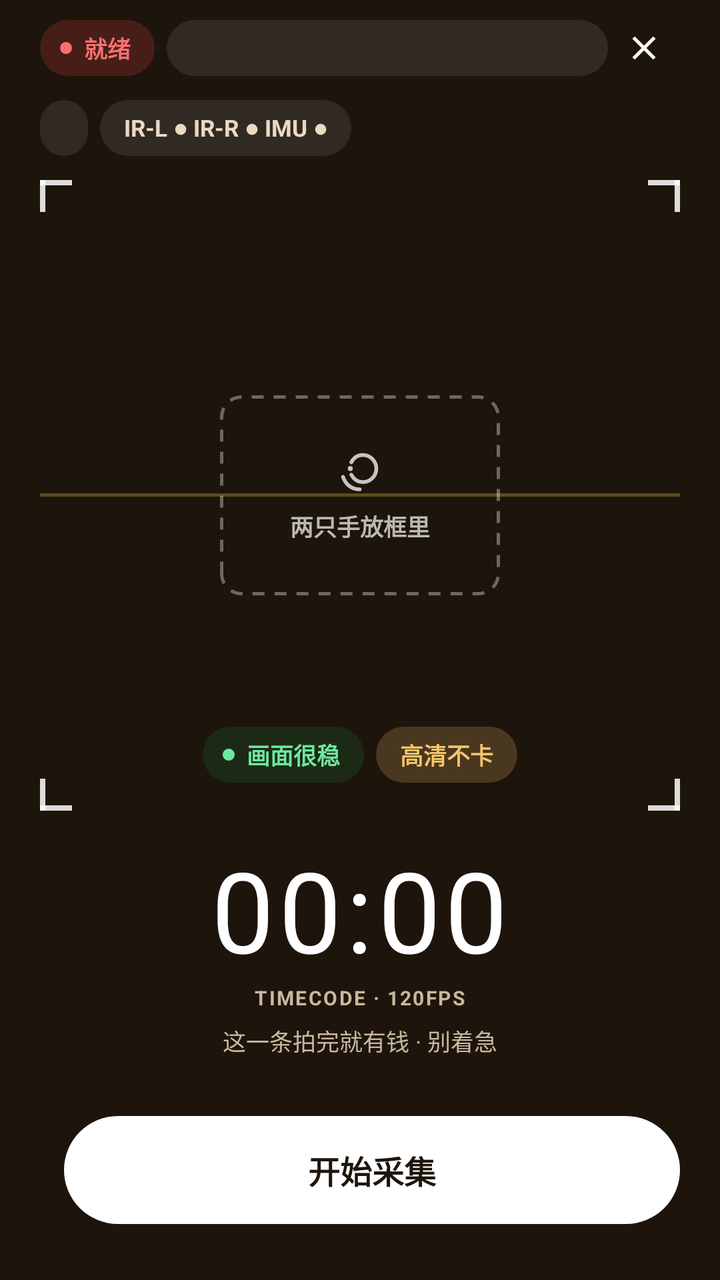
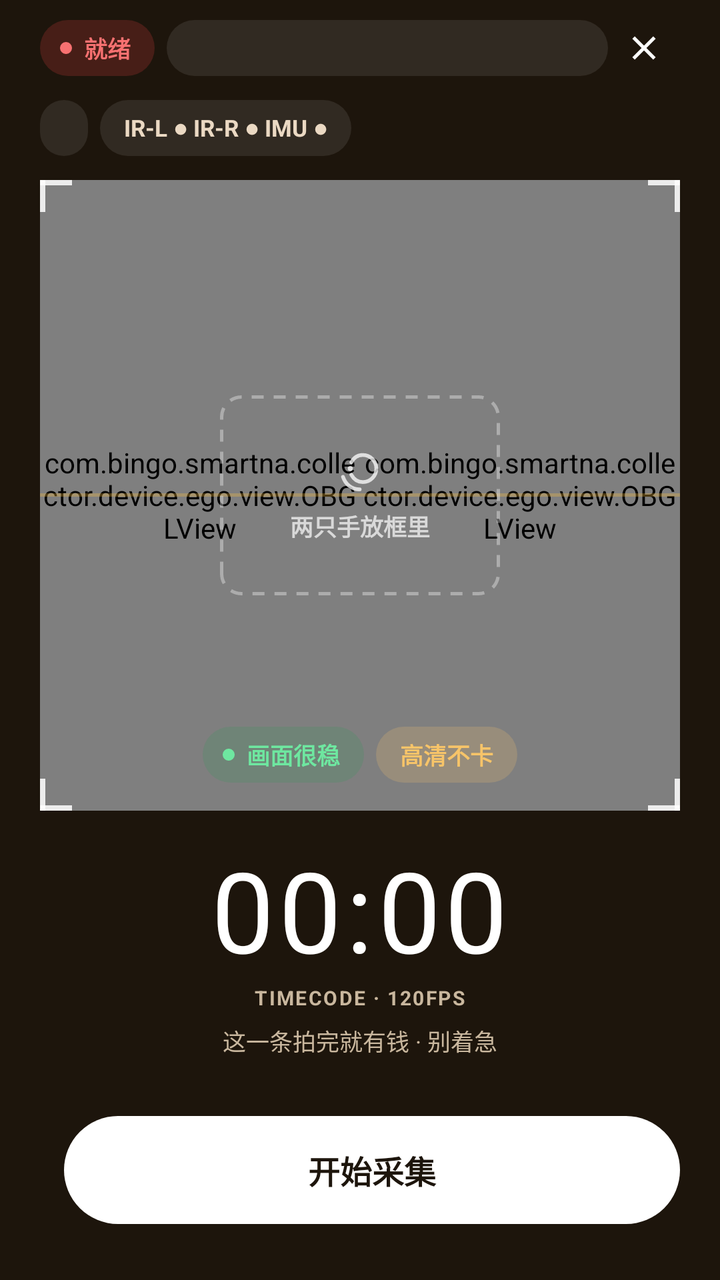

Compare the two renders of this Android layout. The source of the first and the diff that turns it into the second are given below.
<!-- AndroidManifest.xml: activity theme Theme.SmartNa.Capture -->
<!-- res/layout/activity_capture.xml -->
<?xml version="1.0" encoding="utf-8"?>
<FrameLayout xmlns:android="http://schemas.android.com/apk/res/android"
    xmlns:app="http://schemas.android.com/apk/res-auto"
    android:layout_width="match_parent"
    android:layout_height="match_parent"
    android:background="@color/capture_hud"
    android:keepScreenOn="true">

    <LinearLayout
        android:layout_width="match_parent"
        android:layout_height="match_parent"
        android:orientation="vertical"
        android:paddingStart="20dp"
        android:paddingTop="6dp"
        android:paddingEnd="20dp">

        <LinearLayout
            android:layout_width="match_parent"
            android:layout_height="wrap_content"
            android:gravity="center_vertical"
            android:orientation="horizontal">

            <LinearLayout
                android:id="@+id/recChip"
                android:layout_width="wrap_content"
                android:layout_height="28dp"
                android:background="@drawable/bg_hchip_rec"
                android:gravity="center_vertical"
                android:orientation="horizontal"
                android:paddingStart="10dp"
                android:paddingEnd="12dp">

                <View
                    android:id="@+id/recDot"
                    android:layout_width="6dp"
                    android:layout_height="6dp"
                    android:background="@drawable/bg_dot_rec" />

                <TextView
                    android:id="@+id/tvRecLabel"
                    android:layout_width="wrap_content"
                    android:layout_height="wrap_content"
                    android:layout_marginStart="6dp"
                    android:text="@string/capture_ready"
                    android:textColor="@color/rec_red"
                    android:textSize="11.5sp"
                    android:textStyle="bold" />
            </LinearLayout>

            <TextView
                android:id="@+id/tvTitle"
                android:layout_width="0dp"
                android:layout_height="28dp"
                android:layout_marginStart="6dp"
                android:layout_weight="1"
                android:background="@drawable/bg_hchip"
                android:ellipsize="end"
                android:gravity="center"
                android:maxLines="1"
                android:paddingStart="12dp"
                android:paddingEnd="12dp"
                android:textColor="#EBD9C3"
                android:textSize="11.5sp"
                android:textStyle="bold" />

            <ImageView
                android:id="@+id/btnBack"
                android:layout_width="36dp"
                android:layout_height="36dp"
                android:contentDescription="@string/hall_back"
                android:padding="8dp"
                android:src="@drawable/ic_close"
                app:tint="@color/white" />
        </LinearLayout>

        <LinearLayout
            android:layout_width="match_parent"
            android:layout_height="wrap_content"
            android:layout_marginTop="8dp"
            android:orientation="horizontal">

            <TextView
                android:id="@+id/tvProgress"
                android:layout_width="wrap_content"
                android:layout_height="28dp"
                android:background="@drawable/bg_hchip"
                android:gravity="center"
                android:paddingStart="12dp"
                android:paddingEnd="12dp"
                android:textColor="#EBD9C3"
                android:textSize="11.5sp"
                android:textStyle="bold" />

            <TextView
                android:id="@+id/tvDeviceStatus"
                android:layout_width="wrap_content"
                android:layout_height="28dp"
                android:layout_marginStart="6dp"
                android:background="@drawable/bg_hchip"
                android:gravity="center"
                android:paddingStart="12dp"
                android:paddingEnd="12dp"
                android:text="@string/capture_device_status_ready"
                android:textColor="#EBD9C3"
                android:textSize="11.5sp"
                android:textStyle="bold" />
        </LinearLayout>

        <FrameLayout
            android:layout_width="match_parent"
            android:layout_height="0dp"
            android:layout_marginTop="12dp"
            android:layout_weight="1">

            <FrameLayout
                android:id="@+id/demoPanel"
                android:layout_width="match_parent"
                android:layout_height="match_parent"
                android:background="@color/capture_hud">

                <View
                    android:layout_width="match_parent"
                    android:layout_height="1.5dp"
                    android:layout_gravity="center_vertical"
                    android:background="@drawable/bg_scanline" />
            </FrameLayout>

            <androidx.camera.view.PreviewView
                android:id="@+id/previewView"
                android:layout_width="match_parent"
                android:layout_height="match_parent"
                android:visibility="gone" />

            <View
                android:layout_width="16dp"
                android:layout_height="16dp"
                android:layout_gravity="start|top"
                android:background="@drawable/bg_hud_corner_tl" />

            <View
                android:layout_width="16dp"
                android:layout_height="16dp"
                android:layout_gravity="end|top"
                android:background="@drawable/bg_hud_corner_tr" />

            <View
                android:layout_width="16dp"
                android:layout_height="16dp"
                android:layout_gravity="start|bottom"
                android:background="@drawable/bg_hud_corner_bl" />

            <View
                android:layout_width="16dp"
                android:layout_height="16dp"
                android:layout_gravity="end|bottom"
                android:background="@drawable/bg_hud_corner_br" />

            <LinearLayout
                android:layout_width="140dp"
                android:layout_height="100dp"
                android:layout_gravity="center"
                android:background="@drawable/bg_hand_frame"
                android:gravity="center"
                android:orientation="vertical">

                <ImageView
                    android:layout_width="25dp"
                    android:layout_height="25dp"
                    android:contentDescription="@null"
                    android:src="@drawable/ic_hand" />

                <TextView
                    android:id="@+id/tvPreviewHint"
                    android:layout_width="wrap_content"
                    android:layout_height="wrap_content"
                    android:layout_marginTop="6dp"
                    android:text="@string/capture_demo_preview_hint"
                    android:textColor="#B3FFFFFF"
                    android:textSize="11.5sp"
                    android:textStyle="bold" />
            </LinearLayout>

            <LinearLayout
                android:layout_width="match_parent"
                android:layout_height="wrap_content"
                android:layout_gravity="bottom"
                android:layout_marginBottom="14dp"
                android:gravity="center"
                android:orientation="horizontal">

                <LinearLayout
                    android:layout_width="wrap_content"
                    android:layout_height="28dp"
                    android:background="@drawable/bg_hchip_ok"
                    android:gravity="center_vertical"
                    android:orientation="horizontal"
                    android:paddingStart="10dp"
                    android:paddingEnd="12dp">

                    <View
                        android:layout_width="6dp"
                        android:layout_height="6dp"
                        android:background="@drawable/bg_dot_hud_ok" />

                    <TextView
                        android:layout_width="wrap_content"
                        android:layout_height="wrap_content"
                        android:layout_marginStart="6dp"
                        android:text="@string/capture_stable"
                        android:textColor="@color/hud_ok"
                        android:textSize="11.5sp"
                        android:textStyle="bold" />
                </LinearLayout>

                <TextView
                    android:layout_width="wrap_content"
                    android:layout_height="28dp"
                    android:layout_marginStart="6dp"
                    android:background="@drawable/bg_hchip_gold"
                    android:gravity="center"
                    android:paddingStart="12dp"
                    android:paddingEnd="12dp"
                    android:text="@string/capture_hd"
                    android:textColor="@color/hud_gold"
                    android:textSize="11.5sp"
                    android:textStyle="bold" />
            </LinearLayout>
        </FrameLayout>

        <LinearLayout
            android:layout_width="match_parent"
            android:layout_height="wrap_content"
            android:gravity="center_horizontal"
            android:orientation="vertical"
            android:paddingTop="12dp"
            android:paddingBottom="8dp">

            <TextView
                android:id="@+id/tvRecTimer"
                android:layout_width="wrap_content"
                android:layout_height="wrap_content"
                android:letterSpacing="0.04"
                android:text="@string/capture_timer_zero"
                android:textColor="@color/white"
                android:textSize="56sp" />

            <TextView
                android:layout_width="wrap_content"
                android:layout_height="wrap_content"
                android:letterSpacing="0.08"
                android:text="@string/capture_timecode"
                android:textColor="@color/hud_muted"
                android:textSize="10sp"
                android:textStyle="bold" />

            <TextView
                android:id="@+id/tvStatus"
                android:layout_width="wrap_content"
                android:layout_height="wrap_content"
                android:layout_marginTop="6dp"
                android:text="@string/capture_demo_hint"
                android:textColor="@color/hud_muted"
                android:textSize="11.5sp" />
        </LinearLayout>

        <LinearLayout
            android:id="@+id/segmentRow"
            android:layout_width="match_parent"
            android:layout_height="5dp"
            android:layout_marginBottom="16dp"
            android:orientation="horizontal" />

        <LinearLayout
            android:id="@+id/bottomPanel"
            android:layout_width="match_parent"
            android:layout_height="wrap_content"
            android:orientation="horizontal"
            android:paddingBottom="28dp">

            <TextView
                android:id="@+id/btnPause"
                android:layout_width="0dp"
                android:layout_height="54dp"
                android:layout_weight="1"
                android:background="@drawable/bg_btn_ghost_dark"
                android:gravity="center"
                android:text="@string/capture_pause"
                android:textColor="@color/white"
                android:textSize="16sp"
                android:textStyle="bold"
                android:visibility="gone" />

            <TextView
                android:id="@+id/btnRecord"
                android:layout_width="0dp"
                android:layout_height="54dp"
                android:layout_marginStart="12dp"
                android:layout_weight="2"
                android:background="@drawable/bg_btn_white"
                android:gravity="center"
                android:text="@string/capture_demo_start"
                android:textColor="@color/capture_hud"
                android:textSize="16sp"
                android:textStyle="bold" />
        </LinearLayout>
    </LinearLayout>

    <LinearLayout
        android:id="@+id/completePanel"
        android:layout_width="match_parent"
        android:layout_height="match_parent"
        android:background="#B31D150C"
        android:gravity="bottom"
        android:orientation="vertical"
        android:visibility="gone">

        <LinearLayout
            android:layout_width="match_parent"
            android:layout_height="wrap_content"
            android:background="@drawable/bg_complete_sheet"
            android:orientation="vertical"
            android:paddingStart="22dp"
            android:paddingTop="16dp"
            android:paddingEnd="22dp"
            android:paddingBottom="28dp">

            <View
                android:layout_width="44dp"
                android:layout_height="5dp"
                android:layout_gravity="center_horizontal"
                android:background="@drawable/bg_claim_handle" />

            <TextView
                android:layout_width="match_parent"
                android:layout_height="wrap_content"
                android:layout_marginTop="16dp"
                android:text="@string/capture_complete_title"
                android:textColor="@color/text_primary"
                android:textSize="20sp"
                android:textStyle="bold" />

            <TextView
                android:id="@+id/tvCompleteDuration"
                android:layout_width="match_parent"
                android:layout_height="wrap_content"
                android:layout_marginTop="6dp"
                android:textColor="@color/text_secondary"
                android:textSize="14sp" />

            <TextView
                android:id="@+id/btnUpload"
                android:layout_width="match_parent"
                android:layout_height="54dp"
                android:layout_marginTop="20dp"
                android:background="@drawable/bg_btn_primary"
                android:gravity="center"
                android:text="@string/capture_complete_upload"
                android:textColor="@color/white"
                android:textSize="17sp"
                android:textStyle="bold" />

            <TextView
                android:id="@+id/btnRetake"
                android:layout_width="match_parent"
                android:layout_height="48dp"
                android:layout_marginTop="10dp"
                android:background="@drawable/bg_btn_ghost"
                android:gravity="center"
                android:text="@string/capture_complete_retake"
                android:textColor="@color/brand_primary_active"
                android:textSize="15sp"
                android:textStyle="bold" />
        </LinearLayout>
    </LinearLayout>
</FrameLayout>
<!-- resources referenced by this layout -->
<resources>
  <color name="brand_primary_active">#C05A00</color>
  <color name="capture_hud">#1D150C</color>
  <color name="hud_gold">#F7C469</color>
  <color name="hud_muted">#C9B79E</color>
  <color name="hud_ok">#6EE7A0</color>
  <color name="rec_red">#F87171</color>
  <color name="text_primary">#26180A</color>
  <color name="text_secondary">#7A6A55</color>
  <color name="white">#FFFFFFFF</color>
  <!-- drawable bg_btn_ghost (drawable) -->
  <?xml version="1.0" encoding="utf-8"?>
  <shape xmlns:android="http://schemas.android.com/apk/res/android">
      <solid android:color="@color/brand_soft" />
      <corners android:radius="27dp" />
  </shape>
  <!-- drawable bg_btn_white (drawable) -->
  <?xml version="1.0" encoding="utf-8"?>
  <shape xmlns:android="http://schemas.android.com/apk/res/android">
      <solid android:color="@color/white" />
      <corners android:radius="27dp" />
  </shape>
  <!-- drawable bg_claim_handle (drawable) -->
  <?xml version="1.0" encoding="utf-8"?>
  <shape xmlns:android="http://schemas.android.com/apk/res/android">
      <solid android:color="#EADFCF" />
      <corners android:radius="3dp" />
  </shape>
  <!-- drawable bg_dot_hud_ok (drawable) -->
  <?xml version="1.0" encoding="utf-8"?>
  <shape xmlns:android="http://schemas.android.com/apk/res/android"
      android:shape="oval">
      <solid android:color="@color/hud_ok" />
  </shape>
  <!-- drawable bg_dot_rec (drawable) -->
  <?xml version="1.0" encoding="utf-8"?>
  <shape xmlns:android="http://schemas.android.com/apk/res/android"
      android:shape="oval">
      <solid android:color="@color/rec_red" />
  </shape>
  <!-- drawable bg_hchip (drawable) -->
  <?xml version="1.0" encoding="utf-8"?>
  <shape xmlns:android="http://schemas.android.com/apk/res/android">
      <solid android:color="#17FFFFFF" />
      <corners android:radius="14dp" />
  </shape>
  <!-- drawable bg_hchip_gold (drawable) -->
  <?xml version="1.0" encoding="utf-8"?>
  <shape xmlns:android="http://schemas.android.com/apk/res/android">
      <solid android:color="#33F7C469" />
      <corners android:radius="14dp" />
  </shape>
  <!-- drawable bg_hchip_ok (drawable) -->
  <?xml version="1.0" encoding="utf-8"?>
  <shape xmlns:android="http://schemas.android.com/apk/res/android">
      <solid android:color="#2616A34A" />
      <corners android:radius="14dp" />
  </shape>
  <!-- drawable bg_hchip_rec (drawable) -->
  <?xml version="1.0" encoding="utf-8"?>
  <shape xmlns:android="http://schemas.android.com/apk/res/android">
      <solid android:color="@color/rec_red_bg" />
      <corners android:radius="14dp" />
  </shape>
  <!-- drawable bg_scanline (drawable) -->
  <?xml version="1.0" encoding="utf-8"?>
  <shape xmlns:android="http://schemas.android.com/apk/res/android">
      <solid android:color="#4DFFC03D" />
  </shape>
  <string name="capture_complete_retake">重拍这一条</string>
  <string name="capture_complete_title">这一条拍完了</string>
  <string name="capture_complete_upload">去上传</string>
  <string name="capture_demo_hint">这一条拍完就有钱 · 别着急</string>
  <string name="capture_demo_preview_hint">两只手放框里</string>
  <string name="capture_demo_start">开始采集</string>
  <string name="capture_device_status_ready">IR-L ● IR-R ● IMU ●</string>
  <string name="capture_hd">高清不卡</string>
  <string name="capture_pause">暂停</string>
  <string name="capture_ready">就绪</string>
  <string name="capture_stable">画面很稳</string>
  <string name="capture_timecode">TIMECODE · 120FPS</string>
  <string name="capture_timer_zero">00:00</string>
  <string name="hall_back">返回</string>
  <color name="brand_soft">#FFF0DB</color>
  <color name="brand_primary">#F58220</color>
  <color name="card_white">@color/surface_card</color>
  <color name="rec_red_bg">#33EF4444</color>
  <color name="text_gray">@color/text_secondary</color>
  <color name="surface_card">#FFFFFF</color>
  <color name="bg_page">#FFF9EE</color>
  <color name="text_dark">@color/text_primary</color>
  <!-- unchanged entries left out for length: 13 -->
</resources>

<!-- the commit's change to res/layout/activity_capture.xml (unified diff, before → after) -->
@@ -112,24 +112,53 @@
             android:layout_marginTop="12dp"
             android:layout_weight="1">
 
-            <FrameLayout
-                android:id="@+id/demoPanel"
+            <LinearLayout
+                android:id="@+id/previewHost"
                 android:layout_width="match_parent"
                 android:layout_height="match_parent"
-                android:background="@color/capture_hud">
-
-                <View
-                    android:layout_width="match_parent"
-                    android:layout_height="1.5dp"
-                    android:layout_gravity="center_vertical"
-                    android:background="@drawable/bg_scanline" />
-            </FrameLayout>
-
-            <androidx.camera.view.PreviewView
-                android:id="@+id/previewView"
-                android:layout_width="match_parent"
-                android:layout_height="match_parent"
-                android:visibility="gone" />
+                android:background="@color/capture_hud"
+                android:orientation="horizontal">
+
+                <FrameLayout
+                    android:id="@+id/previewLeftSlot"
+                    android:layout_width="0dp"
+                    android:layout_height="match_parent"
+                    android:layout_weight="1">
+
+                    <TextureView
+                        android:id="@+id/tvLeft"
+                        android:layout_width="match_parent"
+                        android:layout_height="match_parent" />
+
+                    <com.bingo.smartna.collector.device.ego.view.OBGLView
+                        android:id="@+id/glLeft"
+                        android:layout_width="match_parent"
+                        android:layout_height="match_parent" />
+                </FrameLayout>
+
+                <FrameLayout
+                    android:id="@+id/previewRightSlot"
+                    android:layout_width="0dp"
+                    android:layout_height="match_parent"
+                    android:layout_weight="1">
+
+                    <TextureView
+                        android:id="@+id/tvRight"
+                        android:layout_width="match_parent"
+                        android:layout_height="match_parent" />
+
+                    <com.bingo.smartna.collector.device.ego.view.OBGLView
+                        android:id="@+id/glRight"
+                        android:layout_width="match_parent"
+                        android:layout_height="match_parent" />
+                </FrameLayout>
+            </LinearLayout>
+
+            <View
+                android:layout_width="match_parent"
+                android:layout_height="1.5dp"
+                android:layout_gravity="center_vertical"
+                android:background="@drawable/bg_scanline" />
 
             <View
                 android:layout_width="16dp"
